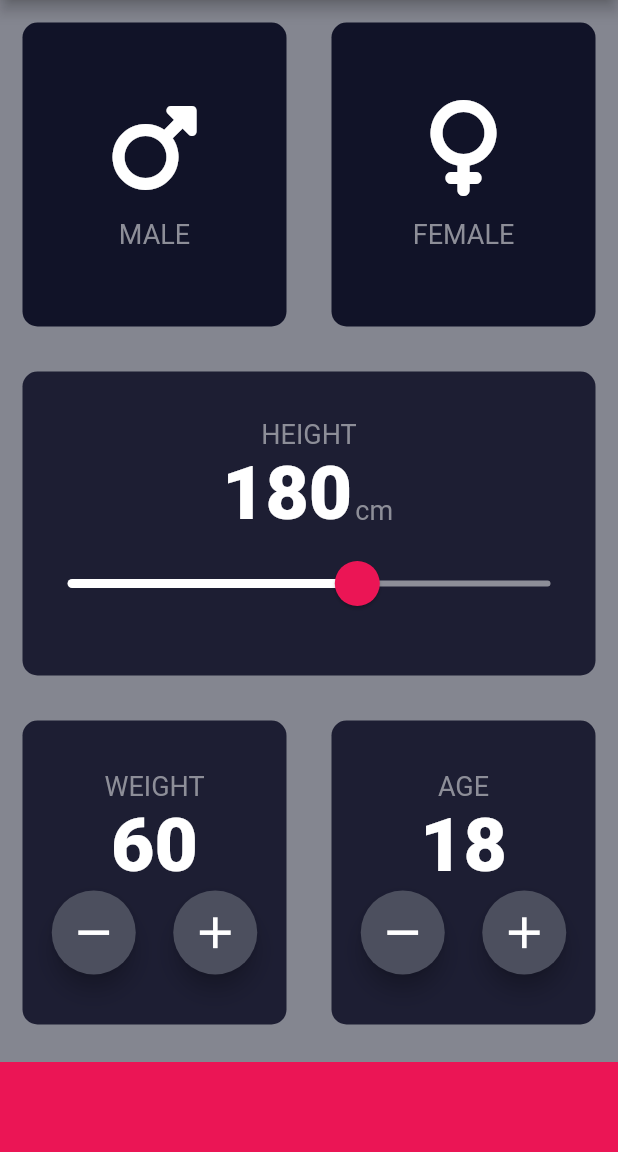
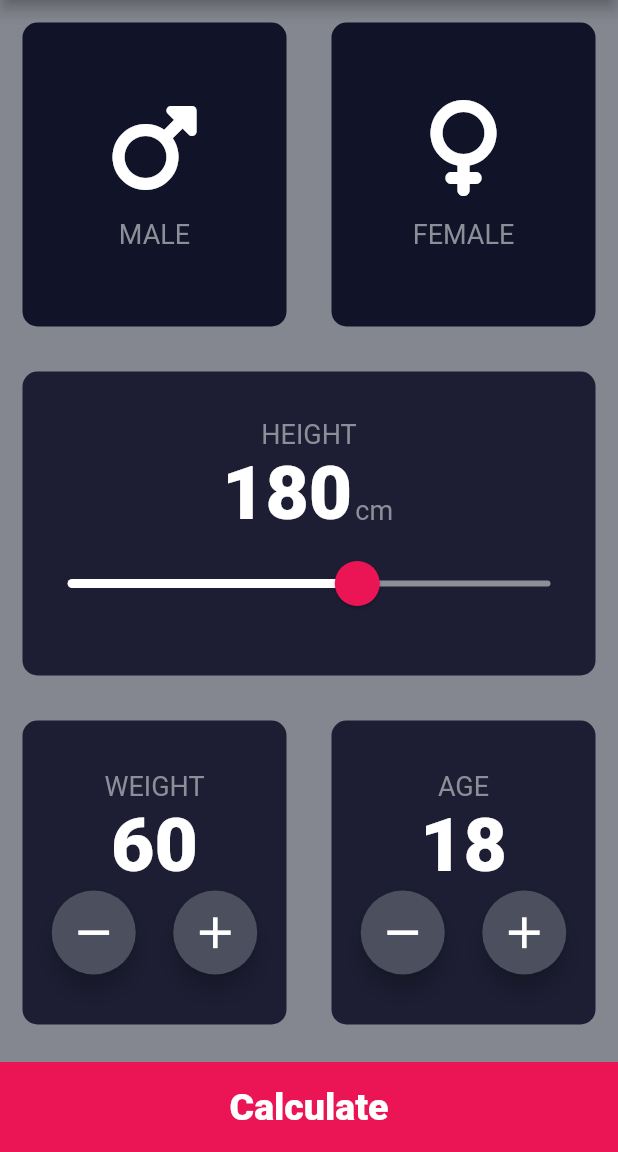
Before and after one commit to vivek11416/AndroidStudioProjects, a Flutter app: the screen it shows after launch, on a phone screen of 412 x 824 dp, the part 84-1236 px from its top. Run offline on Flutter 3.47's test engine with Material 2 defaults, Android fonts, the light colour scheme and no system bars; our stand-ins replace audioplayers, auto_size_text, font_awesome_flutter, lottie; missing offline and left inert: dart:ffi.

Commit message:
code updated

```diff
--- /dev/null
+++ b/flutter/projects/bmicalc/lib/bmiCalcBrain.dart
@@ -0,0 +1,37 @@
+import 'dart:math';
+
+class CalculatorBrain {
+  CalculatorBrain({
+    required this.height,
+    required this.weight,
+  });
+
+  final int height;
+  final int weight;
+  double? _bmi;
+
+  String calculateBMI() {
+    this._bmi = weight / pow(height / 100, 2);
+    return _bmi!.toStringAsFixed(1);
+  }
+
+  String getResult() {
+    if (_bmi! >= 25) {
+      return 'Overweight';
+    } else if (_bmi! >= 18.5) {
+      return 'Normal';
+    } else {
+      return 'Underweight';
+    }
+  }
+
+  String getInterpretation() {
+    if (_bmi! >= 25) {
+      return "You have a higher than noraml body weight. Try to exercise more.";
+    } else if (_bmi! >= 18.5) {
+      return "You have a normal body weight. Good job!";
+    } else {
+      return "You have a lower than normal body weight. You can eat a bit more.";
+    }
+  }
+}
--- /dev/null
+++ b/flutter/projects/bmicalc/lib/bottom_button.dart
@@ -0,0 +1,33 @@
+import 'package:flutter/material.dart';
+import 'constants.dart';
+
+class BottomButton extends StatelessWidget {
+  const BottomButton({
+    super.key,
+    required this.buttonTitle,
+    required this.onTap,
+  });
+
+  final Function() onTap;
+  final String buttonTitle;
+
+  @override
+  Widget build(BuildContext context) {
+    return GestureDetector(
+      onTap: onTap,
+      child: Container(
+        child: Align(
+          alignment: Alignment.center,
+          child: Text(
+            buttonTitle,
+            style: kLargeButtonTextStyle,
+          ),
+        ),
+        color: kBottomContainerColor,
+        margin: const EdgeInsets.only(top: 10.0),
+        width: double.infinity,
+        height: kBottomContainerHeight,
+      ),
+    );
+  }
+}
--- a/flutter/projects/bmicalc/lib/input_page.dart
+++ b/flutter/projects/bmicalc/lib/input_page.dart
@@ -5,6 +5,10 @@ import 'package:font_awesome_flutter/font_awesome_flutter.dart';
 import 'icon_content.dart';
 import 'reusable_card.dart';
 import 'constants.dart';
+import 'results.dart';
+import 'bottom_button.dart';
+import 'roundIconButton.dart';
+import 'bmiCalcBrain.dart';
 
 enum Gender {
   male,
@@ -217,42 +221,25 @@ class _InputPageState extends State<InputPage> {
               ],
             ),
           ),
-          Container(
-            color: kBottomContainerColor,
-            margin: const EdgeInsets.only(top: 10.0),
-            width: double.infinity,
-            height: kBottomContainerHeight,
-          )
+          BottomButton(
+            buttonTitle: 'Calculate',
+            onTap: () {
+              CalculatorBrain calc =
+                  new CalculatorBrain(height: height, weight: weight);
+              Navigator.push(
+                context,
+                MaterialPageRoute(
+                  builder: (context) => ResultsPage(
+                    bmiResult: calc.calculateBMI(),
+                    resultText: calc.getResult(),
+                    interpretation: calc.getInterpretation(),
+                  ),
+                ),
+              );
+            },
+          ),
         ],
       ),
     );
   }
 }
-
-class RoundIconButton extends StatelessWidget {
-  const RoundIconButton({
-    super.key,
-    required this.iconVal,
-    required this.onPressed,
-  });
-  final IconData iconVal;
-  final void Function()? onPressed;
-
-  @override
-  Widget build(BuildContext context) {
-    return RawMaterialButton(
-      child: Icon(
-        iconVal,
-        size: 35,
-      ),
-      onPressed: onPressed,
-      elevation: 6.0,
-      constraints: BoxConstraints.tightFor(
-        width: 56.0,
-        height: 56.0,
-      ),
-      shape: CircleBorder(),
-      fillColor: Color(0xFF4C4F5E),
-    );
-  }
-}
--- /dev/null
+++ b/flutter/projects/bmicalc/lib/roundIconButton.dart
@@ -0,0 +1,30 @@
+import 'package:flutter/material.dart';
+import 'constants.dart';
+
+class RoundIconButton extends StatelessWidget {
+  const RoundIconButton({
+    super.key,
+    required this.iconVal,
+    required this.onPressed,
+  });
+  final IconData iconVal;
+  final void Function()? onPressed;
+
+  @override
+  Widget build(BuildContext context) {
+    return RawMaterialButton(
+      child: Icon(
+        iconVal,
+        size: 35,
+      ),
+      onPressed: onPressed,
+      elevation: 6.0,
+      constraints: BoxConstraints.tightFor(
+        width: 56.0,
+        height: 56.0,
+      ),
+      shape: CircleBorder(),
+      fillColor: Color(0xFF4C4F5E),
+    );
+  }
+}
```
Also changed, not shown: flutter/projects/bmicalc/lib/constants.dart (+29 -0 lines), flutter/projects/bmicalc/lib/results.dart (added, +77 -0 lines).
